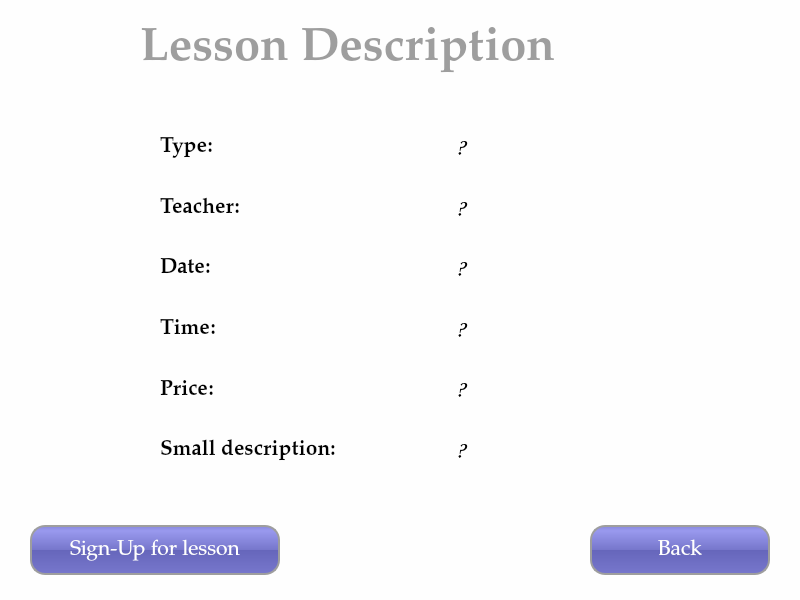
This is UI/LessonDescriptionPageUI.ui in tural777/FinalProject as Qt 5 draws it before an edit. The edited form follows.
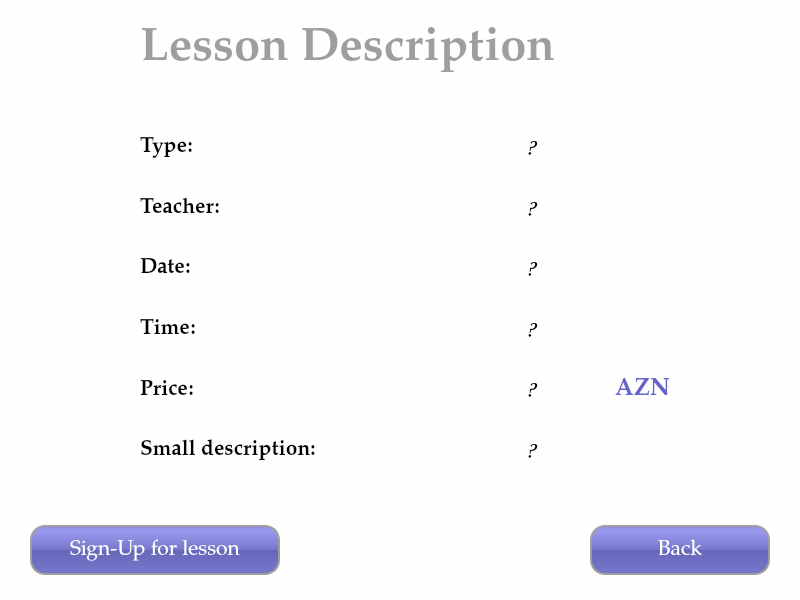
This is the edited form.

```diff
--- a/UI/LessonDescriptionPageUI.ui
+++ b/UI/LessonDescriptionPageUI.ui
@@ -78,7 +78,7 @@
   <widget class="QWidget" name="horizontalLayoutWidget">
    <property name="geometry">
     <rect>
-     <x>160</x>
+     <x>140</x>
      <y>120</y>
      <width>531</width>
      <height>357</height>
@@ -182,10 +182,29 @@
       </item>
      </layout>
     </item>
+    <item>
+     <spacer name="horizontalSpacer">
+      <property name="orientation">
+       <enum>Qt::Horizontal</enum>
+      </property>
+      <property name="sizeHint" stdset="0">
+       <size>
+        <width>40</width>
+        <height>20</height>
+       </size>
+      </property>
+     </spacer>
+    </item>
     <item>
      <layout class="QVBoxLayout" name="verticalLayout_2">
       <item>
        <widget class="QLabel" name="lbl_edit_lessonType">
+        <property name="sizePolicy">
+         <sizepolicy hsizetype="Expanding" vsizetype="Expanding">
+          <horstretch>0</horstretch>
+          <verstretch>0</verstretch>
+         </sizepolicy>
+        </property>
         <property name="font">
          <font>
           <family>Comic Sans MS</family>
@@ -205,6 +224,12 @@
       </item>
       <item>
        <widget class="QLabel" name="lbl_edit_teacher">
+        <property name="sizePolicy">
+         <sizepolicy hsizetype="Expanding" vsizetype="Expanding">
+          <horstretch>0</horstretch>
+          <verstretch>0</verstretch>
+         </sizepolicy>
+        </property>
         <property name="font">
          <font>
           <family>Comic Sans MS</family>
@@ -224,6 +249,12 @@
       </item>
       <item>
        <widget class="QLabel" name="lbl_edit_date">
+        <property name="sizePolicy">
+         <sizepolicy hsizetype="Expanding" vsizetype="Expanding">
+          <horstretch>0</horstretch>
+          <verstretch>0</verstretch>
+         </sizepolicy>
+        </property>
         <property name="font">
          <font>
           <family>Comic Sans MS</family>
@@ -243,6 +274,12 @@
       </item>
       <item>
        <widget class="QLabel" name="lbl_edit_time">
+        <property name="sizePolicy">
+         <sizepolicy hsizetype="Expanding" vsizetype="Expanding">
+          <horstretch>0</horstretch>
+          <verstretch>0</verstretch>
+         </sizepolicy>
+        </property>
         <property name="font">
          <font>
           <family>Comic Sans MS</family>
@@ -260,8 +297,16 @@
         </property>
        </widget>
       </item>
+      <item>
+       <layout class="QHBoxLayout" name="horizontalLayout_2">
       <item>
        <widget class="QLabel" name="lbl_edit_price">
+          <property name="sizePolicy">
+           <sizepolicy hsizetype="Expanding" vsizetype="Expanding">
+            <horstretch>0</horstretch>
+            <verstretch>0</verstretch>
+           </sizepolicy>
+          </property>
         <property name="font">
          <font>
           <family>Comic Sans MS</family>
@@ -278,9 +323,35 @@
          <string>     ?</string>
         </property>
        </widget>
+        </item>
+        <item>
+         <widget class="QLabel" name="lbl_priceAZN">
+          <property name="font">
+           <font>
+            <family>Palatino Linotype</family>
+            <pointsize>18</pointsize>
+            <weight>75</weight>
+            <bold>true</bold>
+           </font>
+          </property>
+          <property name="styleSheet">
+           <string notr="true">color: rgb(100, 100, 200);</string>
+          </property>
+          <property name="text">
+           <string>AZN</string>
+          </property>
+         </widget>
+        </item>
+       </layout>
       </item>
       <item>
        <widget class="QLabel" name="lbl_edit_description">
+        <property name="sizePolicy">
+         <sizepolicy hsizetype="Expanding" vsizetype="Expanding">
+          <horstretch>0</horstretch>
+          <verstretch>0</verstretch>
+         </sizepolicy>
+        </property>
         <property name="font">
          <font>
           <family>Comic Sans MS</family>
```
Lines whose indentation alone changed are shown as unchanged.
